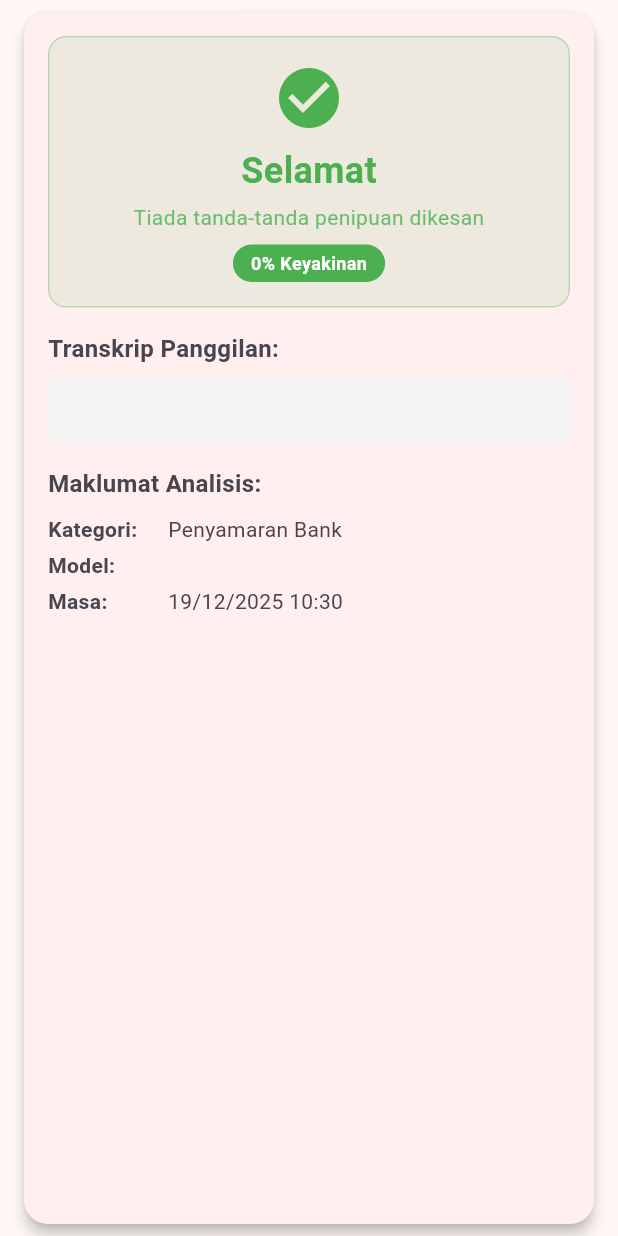
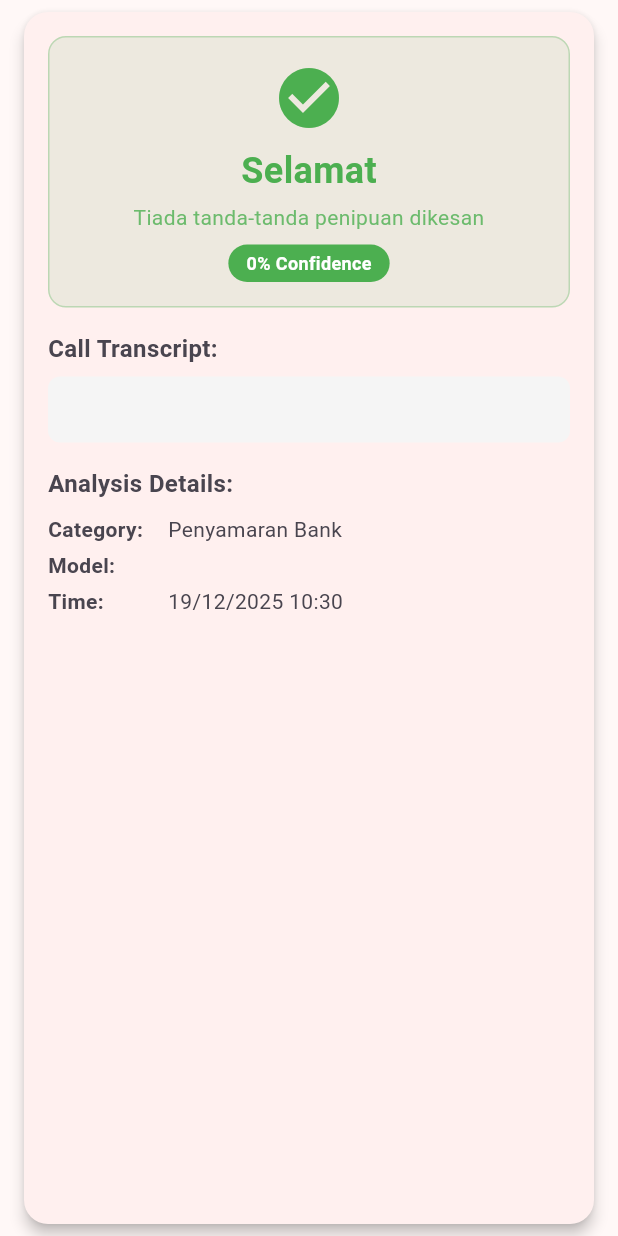
Before and after one commit to Eric-Babablacksheep/Jagacall, a Flutter app: the CallAnalysisWidget widget shown alone on an empty page, opened directly with empty values, on a phone screen of 412 x 824 dp. Run offline on Flutter 3.47's test engine with Material 3 defaults, Android fonts, the phone set to English and light mode, and no system bars; our stand-ins replace file_picker, shared_preferences; accounts and stored records are empty.

Commit message:
Update call_analysis_widget.dart

```diff
--- a/lib/widgets/call_analysis_widget.dart
+++ b/lib/widgets/call_analysis_widget.dart
@@ -81,7 +81,7 @@ class CallAnalysisWidget extends StatelessWidget {
               borderRadius: BorderRadius.circular(20),
             ),
             child: Text(
-              '${(analysis.confidenceScore * 100).toInt()}% Keyakinan',
+              '${(analysis.confidenceScore * 100).toInt()}% Confidence',
               style: const TextStyle(
                 color: Colors.white,
                 fontWeight: FontWeight.bold,
@@ -99,7 +99,7 @@ class CallAnalysisWidget extends StatelessWidget {
       crossAxisAlignment: CrossAxisAlignment.start,
       children: [
         const Text(
-          'Transkrip Panggilan:',
+          'Call Transcript:',
           style: TextStyle(fontSize: 16, fontWeight: FontWeight.bold),
         ),
         const SizedBox(height: 8),
@@ -124,13 +124,13 @@ class CallAnalysisWidget extends StatelessWidget {
       crossAxisAlignment: CrossAxisAlignment.start,
       children: [
         const Text(
-          'Maklumat Analisis:',
+          'Analysis Details:',
           style: TextStyle(fontSize: 16, fontWeight: FontWeight.bold),
         ),
         const SizedBox(height: 8),
-        _buildDetailRow('Kategori', analysis.category.displayName),
+        _buildDetailRow('Category', analysis.category.displayName),
         _buildDetailRow('Model', analysis.analysisModel),
-        _buildDetailRow('Masa', _formatDateTime(analysis.timestamp)),
+        _buildDetailRow('Time', _formatDateTime(analysis.timestamp)),
       ],
     );
   }
@@ -144,7 +144,7 @@ class CallAnalysisWidget extends StatelessWidget {
             Icon(Icons.warning, color: Colors.orange[700], size: 20),
             const SizedBox(width: 8),
             Text(
-              'Tanda-tanda Amaran:',
+              'Warning Signs:',
               style: TextStyle(
                 fontSize: 16,
                 fontWeight: FontWeight.bold,
@@ -177,7 +177,7 @@ class CallAnalysisWidget extends StatelessWidget {
             Icon(Icons.lightbulb, color: Colors.blue[700], size: 20),
             const SizedBox(width: 8),
             Text(
-              'Tindakan Disyorkan:',
+              'Recommended Actions:',
               style: TextStyle(
                 fontSize: 16,
                 fontWeight: FontWeight.bold,
```
